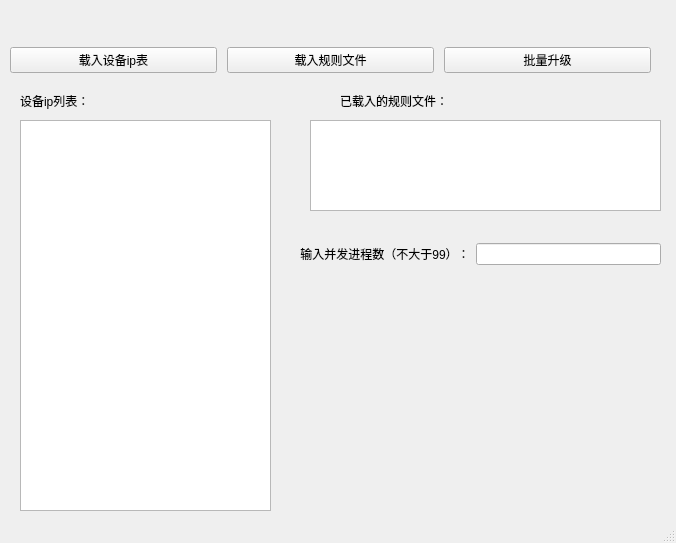
Qt form test.ui (mofan1979/raisecom-itn-auto-upgrade) before a commit.
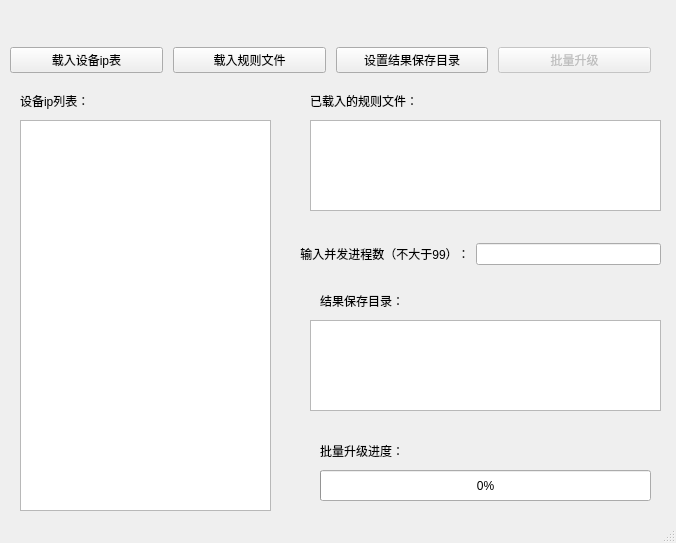
The same form after that commit.

Commit message: add progress bar,still developing.

```diff
--- a/test.ui
+++ b/test.ui
@@ -41,8 +41,18 @@
        </property>
       </widget>
      </item>
+     <item>
+      <widget class="QPushButton" name="pushButton_2">
+       <property name="text">
+        <string>设置结果保存目录</string>
+       </property>
+      </widget>
+     </item>
      <item>
       <widget class="QPushButton" name="pushButton_3">
+       <property name="enabled">
+        <bool>false</bool>
+       </property>
        <property name="text">
         <string>批量升级</string>
        </property>
@@ -63,7 +73,7 @@
    <widget class="QLabel" name="label_2">
     <property name="geometry">
      <rect>
-      <x>340</x>
+      <x>310</x>
       <y>90</y>
       <width>111</width>
       <height>21</height>
@@ -143,6 +153,58 @@
      </item>
     </layout>
    </widget>
+   <widget class="QLabel" name="label_4">
+    <property name="geometry">
+     <rect>
+      <x>320</x>
+      <y>290</y>
+      <width>111</width>
+      <height>21</height>
+     </rect>
+    </property>
+    <property name="text">
+     <string>结果保存目录：</string>
+    </property>
+   </widget>
+   <widget class="QTextBrowser" name="res_dir">
+    <property name="geometry">
+     <rect>
+      <x>310</x>
+      <y>320</y>
+      <width>351</width>
+      <height>91</height>
+     </rect>
+    </property>
+   </widget>
+   <widget class="QProgressBar" name="progressBar">
+    <property name="geometry">
+     <rect>
+      <x>320</x>
+      <y>470</y>
+      <width>331</width>
+      <height>31</height>
+     </rect>
+    </property>
+    <property name="value">
+     <number>0</number>
+    </property>
+    <property name="alignment">
+     <set>Qt::AlignCenter</set>
+    </property>
+   </widget>
+   <widget class="QLabel" name="label_5">
+    <property name="geometry">
+     <rect>
+      <x>320</x>
+      <y>440</y>
+      <width>111</width>
+      <height>21</height>
+     </rect>
+    </property>
+    <property name="text">
+     <string>批量升级进度：</string>
+    </property>
+   </widget>
   </widget>
   <widget class="QStatusBar" name="statusbar"/>
  </widget>
```
Left out of the diff: 66 changed lines with no effect on the pictures. The commit also changes 3 other files.
